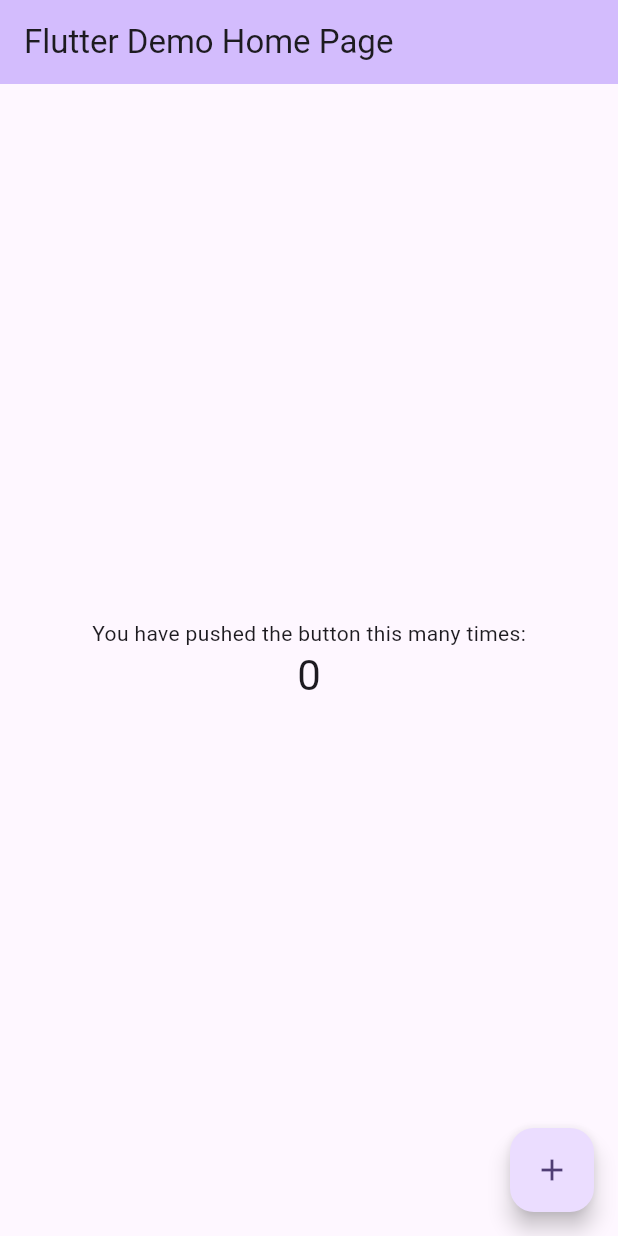
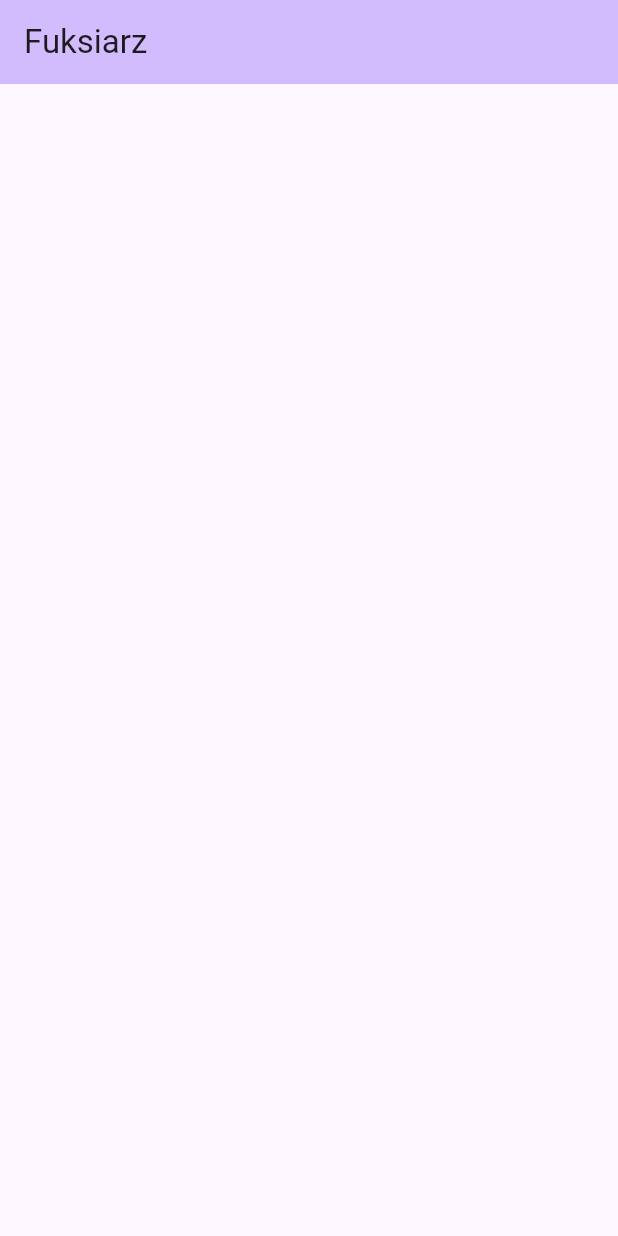
Before and after one commit to Sandra-chemist/Fuksiarz-app, a Flutter app: the screen it shows after launch, on a phone screen of 412 x 824 dp. Run offline on Flutter 3.47's test engine with Material 3 defaults, Android fonts, the phone set to English and light mode, and no system bars.

Commit message:
Cleaning project

```diff
--- a/lib/main.dart
+++ b/lib/main.dart
@@ -7,119 +7,36 @@
 class MyApp extends StatelessWidget {
   const MyApp({super.key});
 
-  // This widget is the root of your application.
   @override
   Widget build(BuildContext context) {
     return MaterialApp(
-      title: 'Flutter Demo',
+      title: 'Fuksiarz',
       theme: ThemeData(
-        // This is the theme of your application.
-        //
-        // TRY THIS: Try running your application with "flutter run". You'll see
-        // the application has a purple toolbar. Then, without quitting the app,
-        // try changing the seedColor in the colorScheme below to Colors.green
-        // and then invoke "hot reload" (save your changes or press the "hot
-        // reload" button in a Flutter-supported IDE, or press "r" if you used
-        // the command line to start the app).
-        //
-        // Notice that the counter didn't reset back to zero; the application
-        // state is not lost during the reload. To reset the state, use hot
-        // restart instead.
-        //
-        // This works for code too, not just values: Most code changes can be
-        // tested with just a hot reload.
         colorScheme: ColorScheme.fromSeed(seedColor: Colors.deepPurple),
         useMaterial3: true,
       ),
-      home: const MyHomePage(title: 'Flutter Demo Home Page'),
+      home: const MyHomePage(title: 'Fuksiarz'),
     );
   }
 }
 
 class MyHomePage extends StatefulWidget {
+  final String title;
+
   const MyHomePage({super.key, required this.title});
-
-  // This widget is the home page of your application. It is stateful, meaning
-  // that it has a State object (defined below) that contains fields that affect
-  // how it looks.
-
-  // This class is the configuration for the state. It holds the values (in this
-  // case the title) provided by the parent (in this case the App widget) and
-  // used by the build method of the State. Fields in a Widget subclass are
-  // always marked "final".
-
-  final String title;
 
   @override
   State<MyHomePage> createState() => _MyHomePageState();
 }
 
 class _MyHomePageState extends State<MyHomePage> {
-  int _counter = 0;
-
-  void _incrementCounter() {
-    setState(() {
-      // This call to setState tells the Flutter framework that something has
-      // changed in this State, which causes it to rerun the build method below
-      // so that the display can reflect the updated values. If we changed
-      // _counter without calling setState(), then the build method would not be
-      // called again, and so nothing would appear to happen.
-      _counter++;
-    });
-  }
-
   @override
   Widget build(BuildContext context) {
-    // This method is rerun every time setState is called, for instance as done
-    // by the _incrementCounter method above.
-    //
-    // The Flutter framework has been optimized to make rerunning build methods
-    // fast, so that you can just rebuild anything that needs updating rather
-    // than having to individually change instances of widgets.
     return Scaffold(
       appBar: AppBar(
-        // TRY THIS: Try changing the color here to a specific color (to
-        // Colors.amber, perhaps?) and trigger a hot reload to see the AppBar
-        // change color while the other colors stay the same.
         backgroundColor: Theme.of(context).colorScheme.inversePrimary,
-        // Here we take the value from the MyHomePage object that was created by
-        // the App.build method, and use it to set our appbar title.
         title: Text(widget.title),
       ),
-      body: Center(
-        // Center is a layout widget. It takes a single child and positions it
-        // in the middle of the parent.
-        child: Column(
-          // Column is also a layout widget. It takes a list of children and
-          // arranges them vertically. By default, it sizes itself to fit its
-          // children horizontally, and tries to be as tall as its parent.
-          //
-          // Column has various properties to control how it sizes itself and
-          // how it positions its children. Here we use mainAxisAlignment to
-          // center the children vertically; the main axis here is the vertical
-          // axis because Columns are vertical (the cross axis would be
-          // horizontal).
-          //
-          // TRY THIS: Invoke "debug painting" (choose the "Toggle Debug Paint"
-          // action in the IDE, or press "p" in the console), to see the
-          // wireframe for each widget.
-          mainAxisAlignment: MainAxisAlignment.center,
-          children: <Widget>[
-            const Text(
-              'You have pushed the button this many times:',
-            ),
-            Text(
-              '$_counter',
-              style: Theme.of(context).textTheme.headlineMedium,
-            ),
-          ],
-        ),
-      ),
-      floatingActionButton: FloatingActionButton(
-        onPressed: _incrementCounter,
-        tooltip: 'Increment',
-        child: const Icon(Icons.add),
-      ), // This trailing comma makes auto-formatting nicer for build methods.
     );
   }
 }
```
